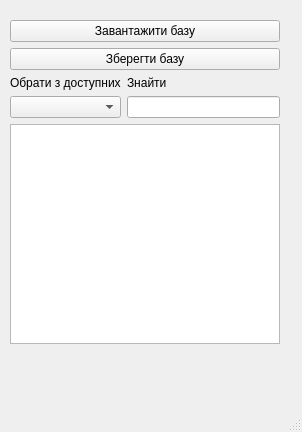
Before: the Qt Designer form ui.ui in Vitech-UA/PasswordSaver, drawn with Qt 5.
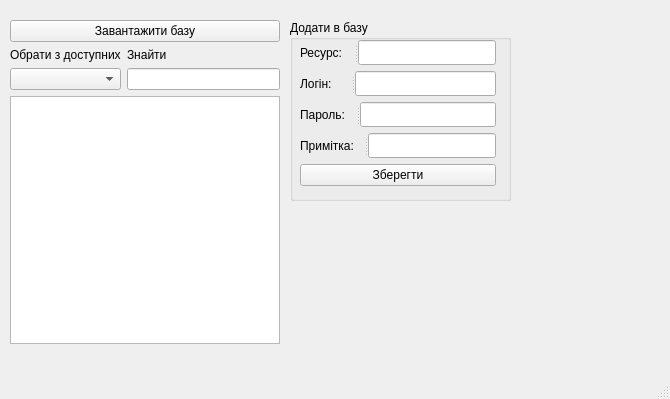
After: the same form once the commit is applied.

Commit message: Частково реалізовано додавання паролів у файл.

```diff
--- a/ui.ui
+++ b/ui.ui
@@ -6,14 +6,98 @@
    <rect>
     <x>0</x>
     <y>0</y>
-    <width>302</width>
-    <height>432</height>
+    <width>670</width>
+    <height>399</height>
    </rect>
   </property>
   <property name="windowTitle">
    <string>MainWindow</string>
   </property>
   <widget class="QWidget" name="centralwidget">
+   <widget class="QGroupBox" name="groupBox">
+    <property name="geometry">
+     <rect>
+      <x>290</x>
+      <y>20</y>
+      <width>221</width>
+      <height>181</height>
+     </rect>
+    </property>
+    <property name="title">
+     <string>Додати в базу</string>
+    </property>
+    <widget class="QWidget" name="">
+     <property name="geometry">
+      <rect>
+       <x>10</x>
+       <y>20</y>
+       <width>196</width>
+       <height>146</height>
+      </rect>
+     </property>
+     <layout class="QVBoxLayout" name="verticalLayout_6">
+      <item>
+       <widget class="QSplitter" name="splitter">
+        <property name="orientation">
+         <enum>Qt::Horizontal</enum>
+        </property>
+        <widget class="QLabel" name="label_3">
+         <property name="text">
+          <string>Ресурс:</string>
+         </property>
+        </widget>
+        <widget class="QLineEdit" name="lineEdit_recource"/>
+       </widget>
+      </item>
+      <item>
+       <widget class="QSplitter" name="splitter_2">
+        <property name="orientation">
+         <enum>Qt::Horizontal</enum>
+        </property>
+        <widget class="QLabel" name="label_4">
+         <property name="text">
+          <string>Логін:  </string>
+         </property>
+        </widget>
+        <widget class="QLineEdit" name="lineEdit_login"/>
+       </widget>
+      </item>
+      <item>
+       <widget class="QSplitter" name="splitter_3">
+        <property name="orientation">
+         <enum>Qt::Horizontal</enum>
+        </property>
+        <widget class="QLabel" name="label_5">
+         <property name="text">
+          <string>Пароль:</string>
+         </property>
+        </widget>
+        <widget class="QLineEdit" name="lineEdit_password"/>
+       </widget>
+      </item>
+      <item>
+       <widget class="QSplitter" name="splitter_4">
+        <property name="orientation">
+         <enum>Qt::Horizontal</enum>
+        </property>
+        <widget class="QLabel" name="label_6">
+         <property name="text">
+          <string>Примітка:</string>
+         </property>
+        </widget>
+        <widget class="QLineEdit" name="lineEdit_info"/>
+       </widget>
+      </item>
+      <item>
+       <widget class="QPushButton" name="pushButton_add_item">
+        <property name="text">
+         <string>Зберегти</string>
+        </property>
+       </widget>
+      </item>
+     </layout>
+    </widget>
+   </widget>
    <widget class="QWidget" name="">
     <property name="geometry">
      <rect>
@@ -33,13 +117,6 @@
          </property>
         </widget>
        </item>
-       <item>
-        <widget class="QPushButton" name="button_save_db">
-         <property name="text">
-          <string>Зберегти базу</string>
-         </property>
-        </widget>
-       </item>
       </layout>
      </item>
      <item>
```
Left out of the diff: 4 changed lines with no effect on the pictures. The commit also changes 2 other files.
